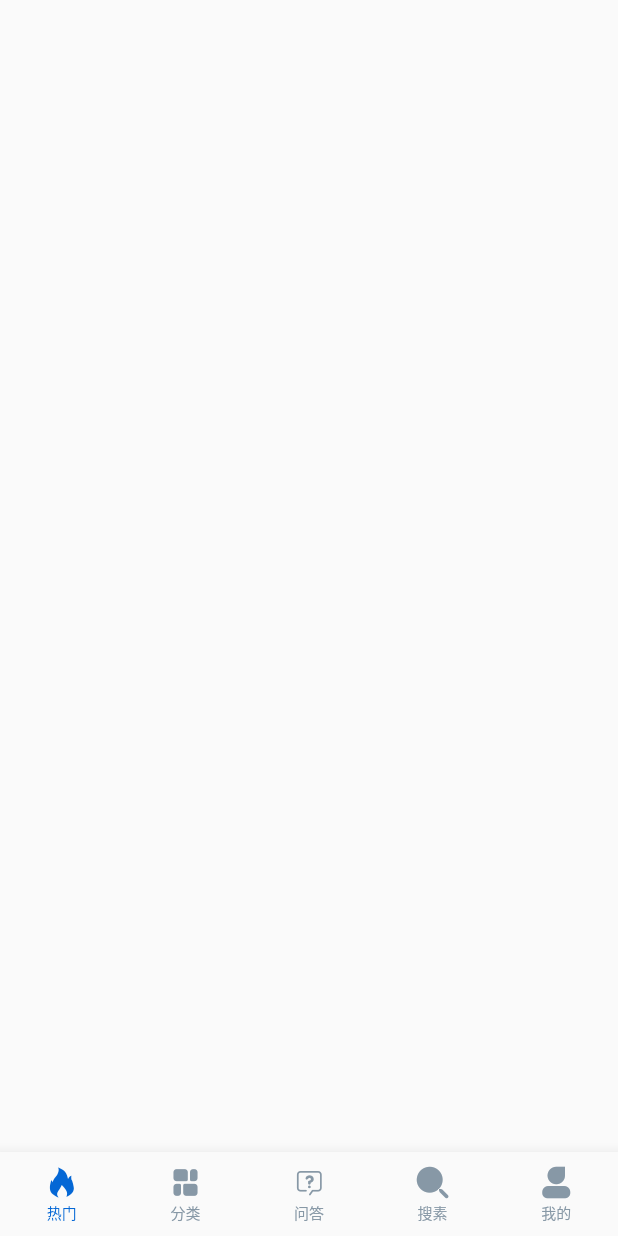
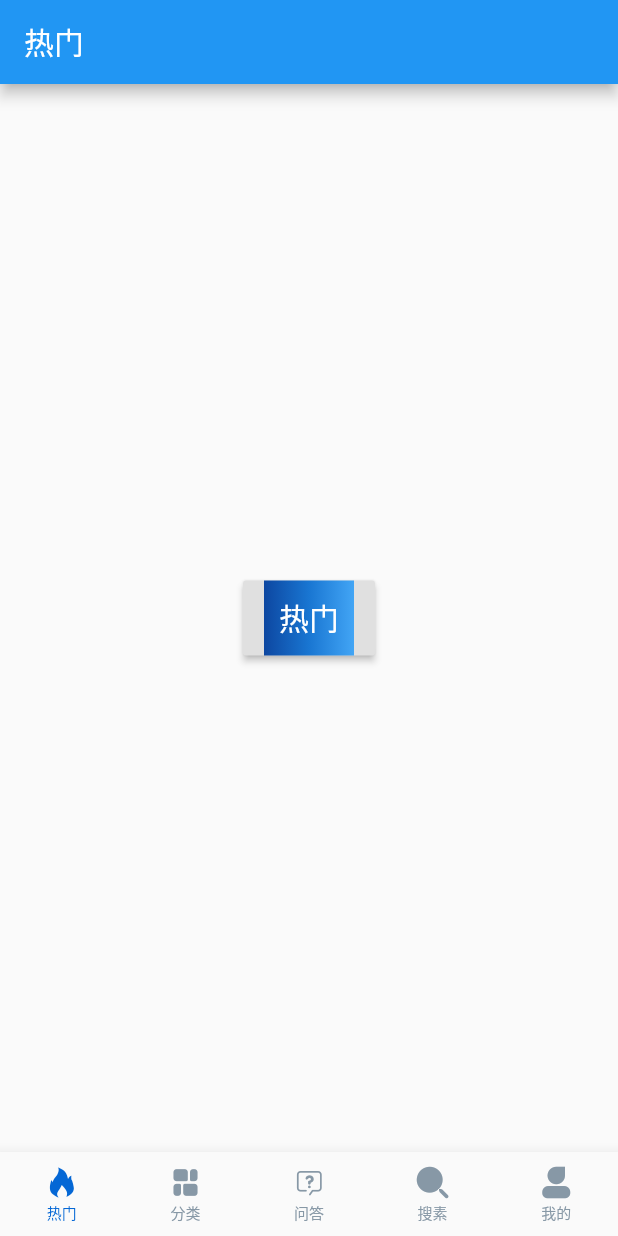
Before and after one commit to imurluck/WanAndroid-Flutter, a Flutter app: the screen it shows after launch, on a phone screen of 412 x 824 dp. Run offline on Flutter 3.47's test engine with Material 2 defaults, Android fonts, the phone set to English and light mode, and no system bars; our stand-ins replace dio.

Commit message:
[refactor]: 首页框架

```diff
--- a/lib/home/home_router.dart
+++ b/lib/home/home_router.dart
@@ -2,6 +2,11 @@ import 'package:dio/dio.dart';
 import 'package:flutter/material.dart';
 import 'package:wan_android_client/base/assets/iconfont/AppIcon.dart';
 import 'package:wan_android_client/base/style/colors.dart';
+import 'package:wan_android_client/home/page_category.dart';
+import 'package:wan_android_client/home/page_hot.dart';
+import 'package:wan_android_client/home/page_me.dart';
+import 'package:wan_android_client/home/page_qa.dart';
+import 'package:wan_android_client/home/page_search.dart';
 
 class HomeRouter extends StatelessWidget {
 
@@ -22,16 +27,36 @@ class HomeContainer extends StatefulWidget {
 
 class HomeContainerState extends State<HomeContainer> {
 
-  var _currentItem = 0;
+  var currentItemIndex = 0;
 
-  HomeContainerState(this._currentItem);
+  List<Widget> pageList = List();
+
+  HomeContainerState(this.currentItemIndex);
+
+  @override
+  void initState() {
+    super.initState();
+    pageList..add(HomePageHot())
+            ..add(HomePageCategory())
+            ..add(HomePageQa())
+            ..add(HomePageSearch())
+            ..add(HomePageMe());
+  }
+
+  Widget getCurrentPage() {
+    if (currentItemIndex >= pageList.length || currentItemIndex < 0) {
+      return null;
+    }
+    return pageList[currentItemIndex];
+  }
 
   @override
   Widget build(BuildContext context) {
     return Scaffold(
+      body: getCurrentPage(),
       bottomNavigationBar: BottomNavigationBar(
         type: BottomNavigationBarType.fixed,
-        currentIndex: _currentItem,
+        currentIndex: currentItemIndex,
         selectedItemColor: AppColors.accentColor,
         unselectedItemColor: Color(0xFF8798A6),
         selectedFontSize: 10.0,
@@ -39,28 +64,33 @@ class HomeContainerState extends State<HomeContainer> {
         items: <BottomNavigationBarItem>[
           BottomNavigationBarItem(
               icon: Icon(AppIcon.hot),
-              title: Text("热门")
+              title: Text("热门"),
+              backgroundColor: AppColors.barBackgroundColor
           ),
           BottomNavigationBarItem(
               icon: Icon(AppIcon.category),
-              title: Text("分类")
+              title: Text("分类"),
+              backgroundColor: AppColors.barBackgroundColor
           ),
           BottomNavigationBarItem(
               icon: Icon(AppIcon.qa),
-              title: Text("问答")
+              title: Text("问答"),
+            backgroundColor: AppColors.barBackgroundColor
           ),
           BottomNavigationBarItem(
               icon: Icon(AppIcon.search),
-              title: Text("搜素")
+              title: Text("搜素"),
+            backgroundColor: AppColors.barBackgroundColor
           ),
           BottomNavigationBarItem(
               icon: Icon(AppIcon.me),
-              title: Text("我的")
+              title: Text("我的"),
+            backgroundColor: AppColors.barBackgroundColor
           ),
         ],
         onTap: (index) {
           setState(() {
-            _currentItem = index;
+            currentItemIndex = index;
           });
         },
       ),
--- /dev/null
+++ b/lib/home/page_hot.dart
@@ -0,0 +1,49 @@
+import 'package:flutter/material.dart';
+import 'package:wan_android_client/base/util/util_toast.dart';
+
+/// 首页热门页面
+class HomePageHot extends StatefulWidget {
+
+  @override
+  State<StatefulWidget> createState() {
+    return HomePageHotState();
+  }
+
+}
+
+class HomePageHotState extends State<HomePageHot> {
+
+
+  @override
+  Widget build(BuildContext context) {
+    return Scaffold(
+      appBar: AppBar(
+        title: Text("热门"),
+      ),
+      body: Center(
+        child: RaisedButton(
+          onPressed: () {},
+          textColor: Colors.white,
+          padding: const EdgeInsets.all(0.0),
+          child: Container(
+            decoration: const BoxDecoration(
+              gradient: LinearGradient(
+                colors: <Color>[
+                  Color(0xFF0D47A1),
+                  Color(0xFF1976D2),
+                  Color(0xFF42A5F5),
+                ],
+              ),
+            ),
+            padding: const EdgeInsets.all(10.0),
+            child: const Text(
+                '热门',
+                style: TextStyle(fontSize: 20)
+            ),
+          ),
+        )
+      ),
+    );
+  }
+
+}
```
Also changed, not shown: lib/base/util/util_toast.dart (added, +22 -0 lines), lib/home/page_category.dart (added, +50 -0 lines), lib/home/page_me.dart (added, +46 -0 lines), lib/home/page_qa.dart (added, +44 -0 lines), lib/home/page_search.dart (added, +44 -0 lines).
